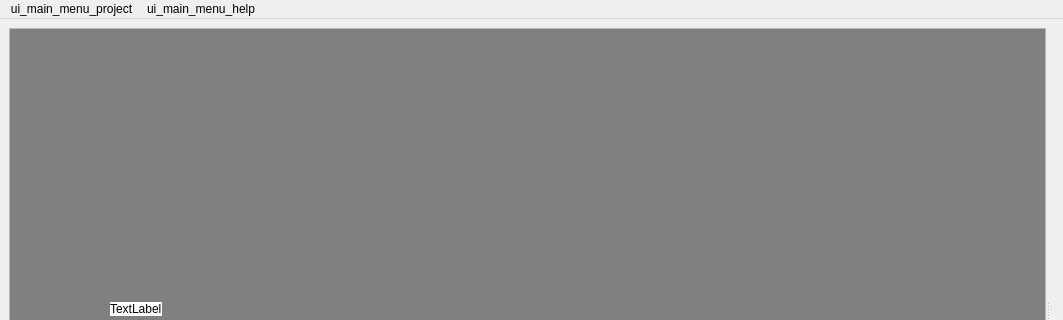
This is ui/MainWindow.ui in GeminiBuddies/LabelQ as Qt 5 draws it before an edit; both pictures show x 0 to 1063 and y 0 to 320 of the 1063 by 600 pixel window. The edited form follows.
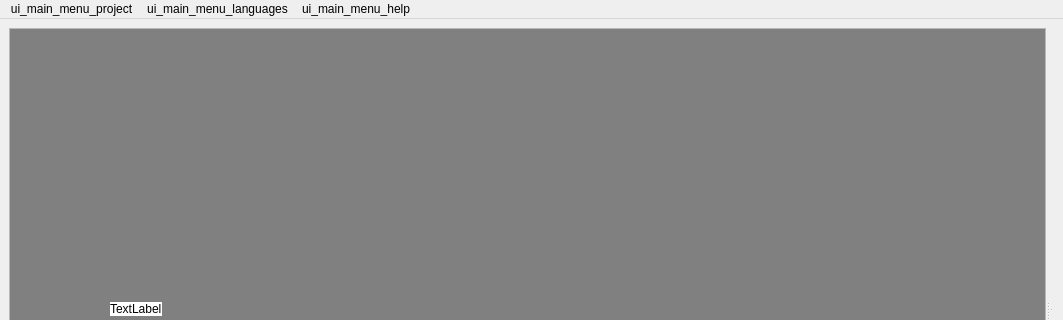
This is the edited form. Custom widgets are drawn as their Qt base class.

Commit message: add language switching mechanism

Diff of the .ui file:
```diff
--- a/ui/MainWindow.ui
+++ b/ui/MainWindow.ui
@@ -115,6 +115,11 @@
     <addaction name="separator"/>
     <addaction name="actionExit"/>
    </widget>
+   <widget class="QMenu" name="menuLanguages">
+    <property name="title">
+     <string>ui_main_menu_languages</string>
+    </property>
+   </widget>
    <widget class="QMenu" name="menuHelp">
     <property name="title">
      <string>ui_main_menu_help</string>
@@ -125,6 +130,7 @@
     <addaction name="actionFeedback"/>
    </widget>
    <addaction name="menuProject"/>
+   <addaction name="menuLanguages"/>
    <addaction name="menuHelp"/>
   </widget>
   <action name="actionNew">
```
The commit also changes 12 other files.
